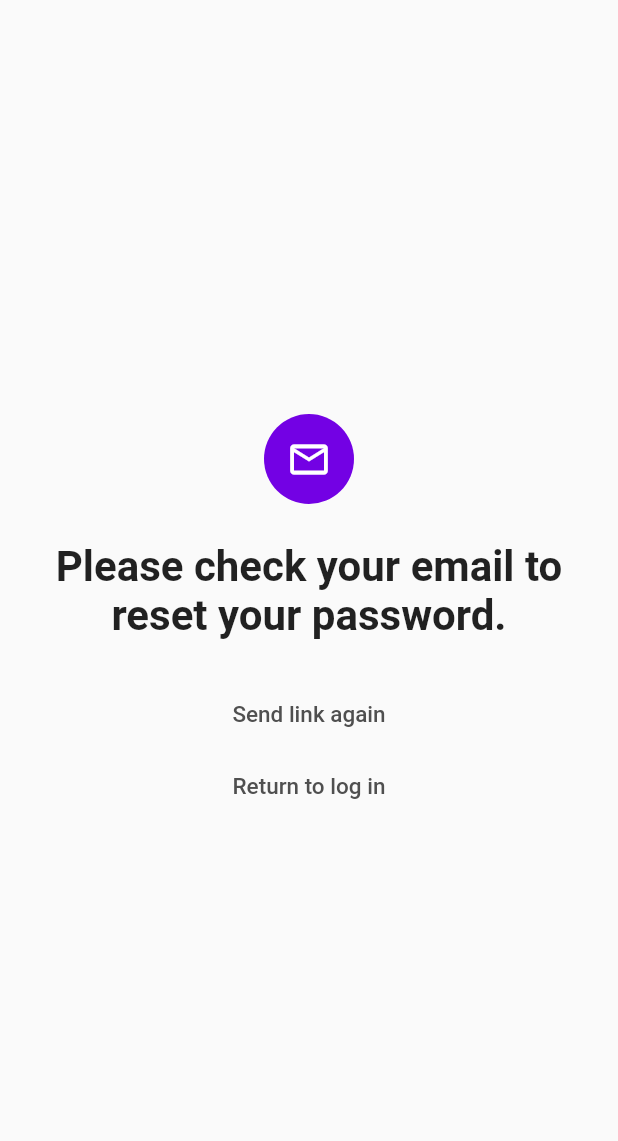
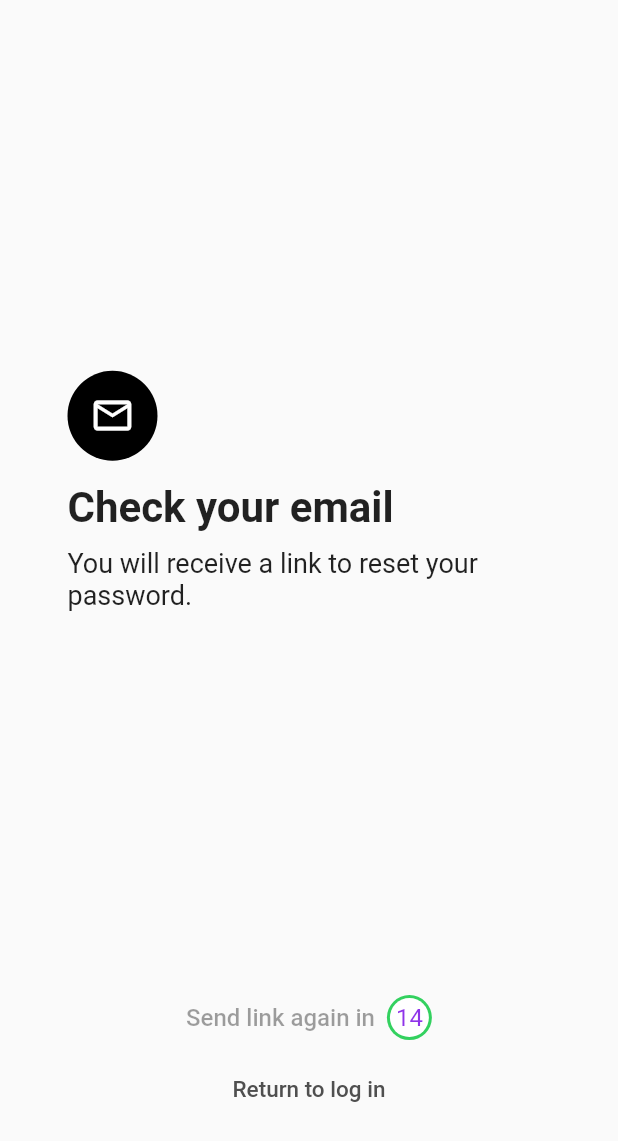
Before and after one commit to rosiebabbra/catalyst, a Flutter app: the PasswordResetLandingScreen screen opened by its route, on a phone screen of 412 x 824 dp. Shown: the top 1141 px of the screen. Run offline on Flutter 3.47's test engine with Material 2 defaults, Android fonts, the phone set to English and light mode, and no system bars; our stand-ins replace chewie, cloud_firestore, equatable, firebase_auth, firebase_core, firebase_messaging and 9 more; missing offline and left inert: multiple_search_selection, swipable_stack; accounts and stored records are empty; generated files the repository leaves out were written again.

Commit message:
Update formatting and add countdown

```diff
--- a/frontend/lib/login/password_reset_landing_screen.dart
+++ b/frontend/lib/login/password_reset_landing_screen.dart
@@ -1,36 +1,140 @@
+import 'package:cloud_firestore/cloud_firestore.dart';
+import 'package:firebase_auth/firebase_auth.dart';
 import 'package:flutter/material.dart';
+import 'dart:async';
 
-class PasswordResetLandingScreen extends StatelessWidget {
+class CountdownWidget extends StatefulWidget {
+  final int seconds;
+
+  const CountdownWidget({Key? key, required this.seconds}) : super(key: key);
+
+  @override
+  _CountdownWidgetState createState() => _CountdownWidgetState();
+}
+
+class _CountdownWidgetState extends State<CountdownWidget> {
+  late Timer _timer;
+  int _remainingSeconds = 0;
+
+  @override
+  void initState() {
+    super.initState();
+    _remainingSeconds = widget.seconds;
+    _startTimer();
+  }
+
+  void _startTimer() {
+    _timer = Timer.periodic(const Duration(seconds: 1), (timer) {
+      setState(() {
+        if (_remainingSeconds > 0) {
+          _remainingSeconds--;
+        } else {
+          _timer.cancel(); // Stop the timer when countdown reaches 0
+        }
+      });
+    });
+  }
+
+  @override
+  void dispose() {
+    _timer.cancel(); // Cancel the timer to avoid memory leaks
+    super.dispose();
+  }
+
+  @override
+  Widget build(BuildContext context) {
+    return CircleAvatar(
+      backgroundColor: Color(0xff33D15F),
+      radius: 15,
+      child: CircleAvatar(
+        radius: 13,
+        backgroundColor: Colors.white,
+        child: Text(
+          '$_remainingSeconds',
+          style: const TextStyle(fontSize: 16),
+        ),
+      ),
+    );
+  }
+}
+
+class PasswordResetLandingScreen extends StatefulWidget {
   const PasswordResetLandingScreen({super.key});
+
+  @override
+  State<PasswordResetLandingScreen> createState() =>
+      _PasswordResetLandingScreenState();
+}
+
+class _PasswordResetLandingScreenState
+    extends State<PasswordResetLandingScreen> {
+  bool isButtonClickable = false;
+
+  @override
+  void initState() {
+    super.initState();
+
+    // Set a delay of 5 seconds before allowing the button to be clickable
+    Timer(const Duration(seconds: 15), () {
+      setState(() {
+        isButtonClickable = true;
+      });
+    });
+  }
+
+  _handleButtonClick() async {
+    FirebaseAuth auth = FirebaseAuth.instance;
+    String? email = FirebaseAuth.instance.currentUser?.email;
+    if (email != null) {
+      await auth.sendPasswordResetEmail(email: email);
+    }
+  }
+
   @override
   Widget build(BuildContext context) {
     return Scaffold(
-        body: Center(
+        body: Padding(
+      padding: const EdgeInsets.fromLTRB(45, 0, 45, 0),
       child: Column(
-        mainAxisAlignment: MainAxisAlignment.center,
+        crossAxisAlignment: CrossAxisAlignment.start,
         children: [
+          SizedBox(height: MediaQuery.of(context).size.height * 0.3),
           const CircleAvatar(
             radius: 30,
+            foregroundColor: Colors.white,
+            backgroundColor: Colors.black,
             child: Icon(Icons.email_outlined, size: 30),
-              foregroundColor: Colors.white,
-              backgroundColor: Color(0xff7301E4)),
-          const Padding(
-            padding: EdgeInsets.all(25.0),
-            child: Text('Please check your email to reset your password.',
+          ),
+          const SizedBox(height: 15),
+          const Text('Check your email',
               style: TextStyle(fontSize: 28, fontWeight: FontWeight.bold),
               textAlign: TextAlign.center),
+          const SizedBox(height: 10),
+          const Text(
+            'You will receive a link to reset your password.',
+            style: TextStyle(fontSize: 18),
           ),
+          SizedBox(height: MediaQuery.of(context).size.height * 0.3),
           TextButton(
-            onPressed: () {
-              // TODO: Add logic to wait x number of seconds before being able to request
-              // another reset link
-            },
+            onPressed: isButtonClickable ? () => _handleButtonClick() : null,
             style: TextButton.styleFrom(
               padding: const EdgeInsets.all(0),
             ),
-            child: const Text(
-              "Send link again",
-              style: TextStyle(fontSize: 15),
+            child: const Center(
+              child: Row(
+                mainAxisSize: MainAxisSize.min,
+                mainAxisAlignment: MainAxisAlignment.center,
+                crossAxisAlignment: CrossAxisAlignment.center,
+                children: [
+                  Text(
+                    "Send link again in  ",
+                    style: TextStyle(fontSize: 16),
+                  ),
+                  CountdownWidget(
+                    seconds: 15,
+                  ),
+                ],
+              ),
             ),
           ),
           TextButton(
@@ -40,9 +144,11 @@ class PasswordResetLandingScreen extends StatelessWidget {
             style: TextButton.styleFrom(
               padding: const EdgeInsets.all(0),
             ),
-            child: const Text(
+            child: const Center(
+              child: Text(
                 "Return to log in",
                 style: TextStyle(fontSize: 15),
+              ),
             ),
           ),
         ],
```
Lines whose indentation alone changed are shown as unchanged.
